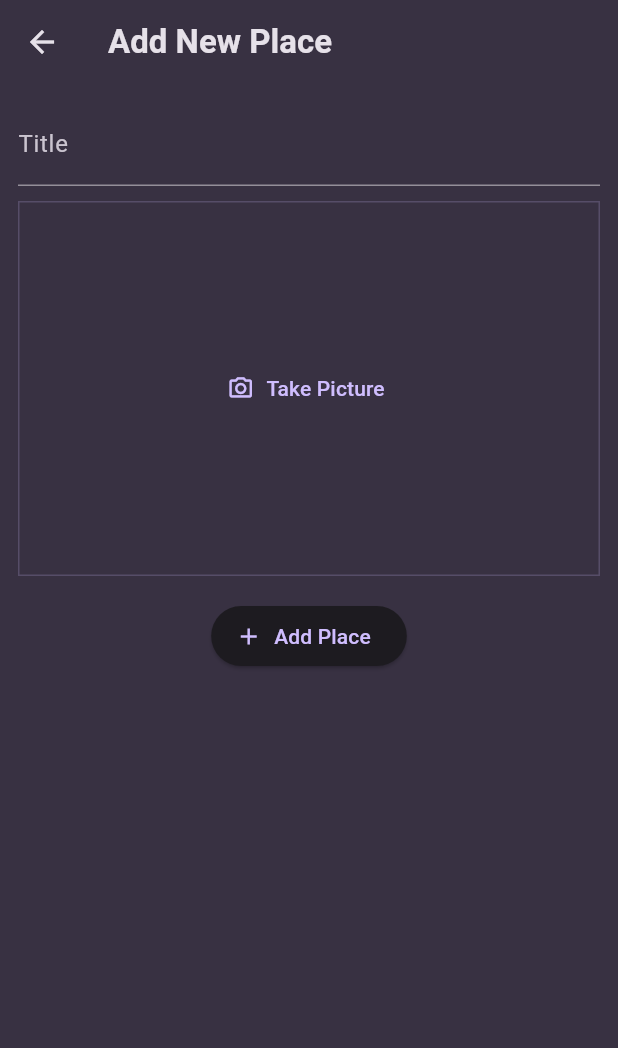
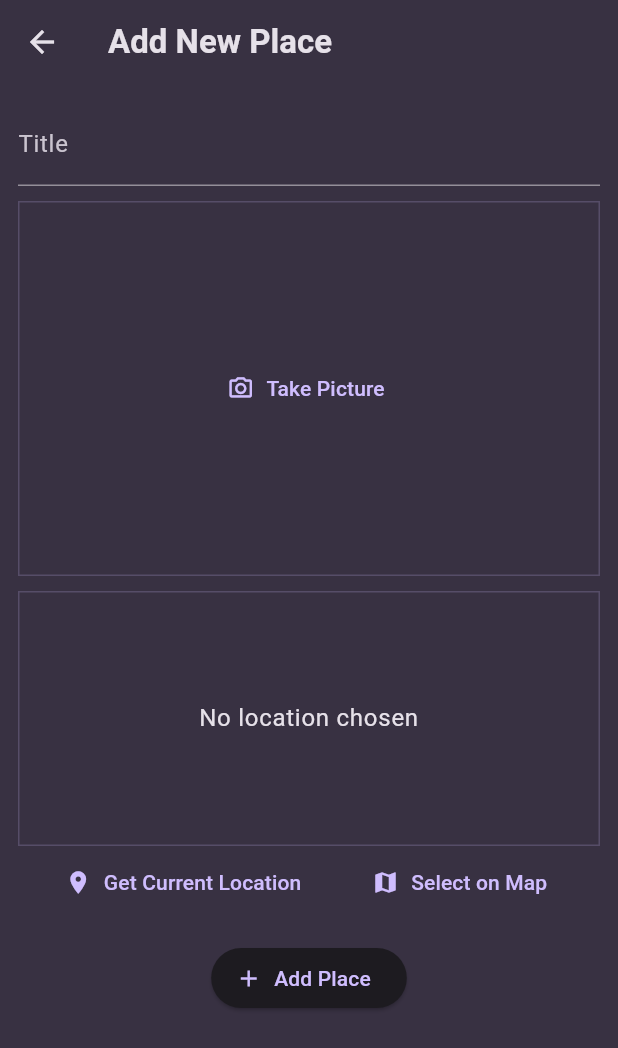
Before and after one commit to Agrima5115/Favorite_Places_App, a Flutter app: the AddPlaceScreen screen opened directly, on a phone screen of 412 x 824 dp. Shown: the top 1048 px of the screen. Run offline on Flutter 3.47's test engine with Material 3 defaults, Android fonts, the phone set to English and light mode, and no system bars; our stand-ins replace flutter_riverpod, google_fonts, image_picker, location.

Commit message:
location package added and bugs resolved

```diff
--- a/lib/screens/add_place.dart
+++ b/lib/screens/add_place.dart
@@ -1,6 +1,7 @@
 import 'dart:io';
 import 'package:favorite_places/providers/user_places.dart';
 import 'package:favorite_places/widgets/image_input.dart';
+import 'package:favorite_places/widgets/location_input.dart';
 import 'package:flutter/material.dart';
 import 'package:flutter_riverpod/flutter_riverpod.dart';
 
@@ -22,7 +23,9 @@ class _AddPlaceScreenState extends ConsumerState<AddPlaceScreen> {
       return;
     }
 
-    ref.read(userPlacesProvider.notifier).addPlace(enteredTitle, _selectedImage!);
+    ref
+        .read(userPlacesProvider.notifier)
+        .addPlace(enteredTitle, _selectedImage!);
     Navigator.of(context).pop();
   }
 
@@ -54,9 +57,15 @@ class _AddPlaceScreenState extends ConsumerState<AddPlaceScreen> {
             const SizedBox(
               height: 10,
             ),
-            ImageInput(onPickImage: (image) {
-              _selectedImage = image;
-            },),
+            ImageInput(
+              onPickImage: (image) {
+                _selectedImage = image;
+              },
+            ),
+            const SizedBox(
+              height: 10,
+            ),
+            LocationInput(),
             const SizedBox(
               height: 16,
             ),
--- /dev/null
+++ b/lib/widgets/location_input.dart
@@ -0,0 +1,100 @@
+import 'package:flutter/material.dart';
+import 'package:location/location.dart';
+
+class LocationInput extends StatefulWidget {
+  const LocationInput({super.key});
+
+  @override
+  State<StatefulWidget> createState() {
+    return _LocationInputState();
+  }
+}
+
+class _LocationInputState extends State<LocationInput> {
+  Location? _pickedLocation;
+  var _isGettingLocation = false;
+
+  void _getCurrentLocation() async {
+
+    Location location = Location();
+
+    bool serviceEnabled;
+    PermissionStatus permissionGranted;
+    LocationData locationData;
+
+    serviceEnabled = await location.serviceEnabled();
+    if (!serviceEnabled) {
+      serviceEnabled = await location.requestService();
+      if (!serviceEnabled) {
+        return;
+      }
+    }
+
+    permissionGranted = await location.hasPermission();
+    if (permissionGranted == PermissionStatus.denied) {
+      permissionGranted = await location.requestPermission();
+      if (permissionGranted != PermissionStatus.granted) {
+        return;
+      }
+    }
+
+    setState(() {
+      _isGettingLocation = true;
+    });
+
+    locationData = await location.getLocation();
+
+    setState(() {
+      _isGettingLocation = false;
+    });
+  }
+
+  @override
+  Widget build(BuildContext context) {
+    Widget previewContent = Text(
+      'No location chosen',
+      textAlign: TextAlign.center,
+      style: Theme.of(context).textTheme.bodyLarge!.copyWith(
+            color: Theme.of(context).colorScheme.onSurface,
+          ),
+    );
+
+    if (_isGettingLocation) {
+      previewContent = const Center(
+        child: CircularProgressIndicator(),
+      );
+    }
+
+    return Column(
+      children: [
+        Container(
+          height: 170,
+          width: double.infinity,
+          alignment: Alignment.center,
+          decoration: BoxDecoration(
+            border: Border.all(
+              width: 1,
+              color: Theme.of(context).colorScheme.primary.withOpacity(0.2),
+            ),
+          ),
+          child: previewContent,
+        ),
+        Row(
+          mainAxisAlignment: MainAxisAlignment.spaceEvenly,
+          children: [
+            TextButton.icon(
+              icon: const Icon(Icons.location_on),
+              label: const Text('Get Current Location'),
+              onPressed: _getCurrentLocation,
+            ),
+            TextButton.icon(
+              icon: const Icon(Icons.map),
+              label: const Text('Select on Map'),
+              onPressed: () {},
+            ),
+          ],
+        ),
+      ],
+    );
+  }
+}
--- a/pubspec.yaml
+++ b/pubspec.yaml
@@ -39,6 +39,7 @@ dependencies:
   uuid: ^4.5.0
   flutter_riverpod: ^2.5.1
   image_picker: ^1.1.2
+  location: ^6.0.2
 
 dev_dependencies:
   flutter_test:
```
Also changed, not shown: pubspec.lock, 5 other files.
